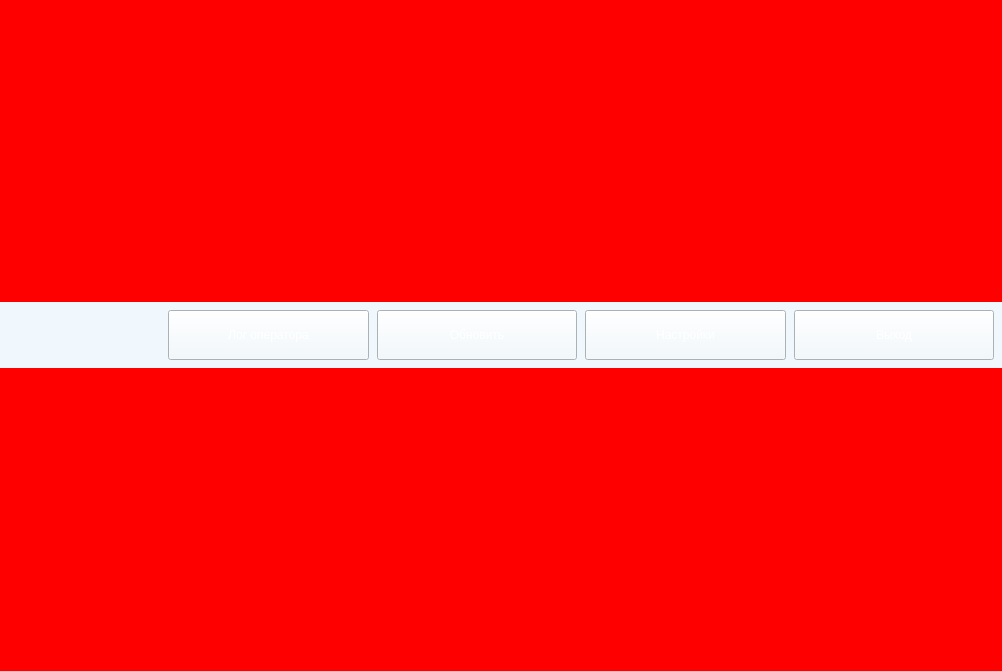
Above: mainwindow.ui from VenkarD/SecuritySystem before the change. Below: the same form after it.
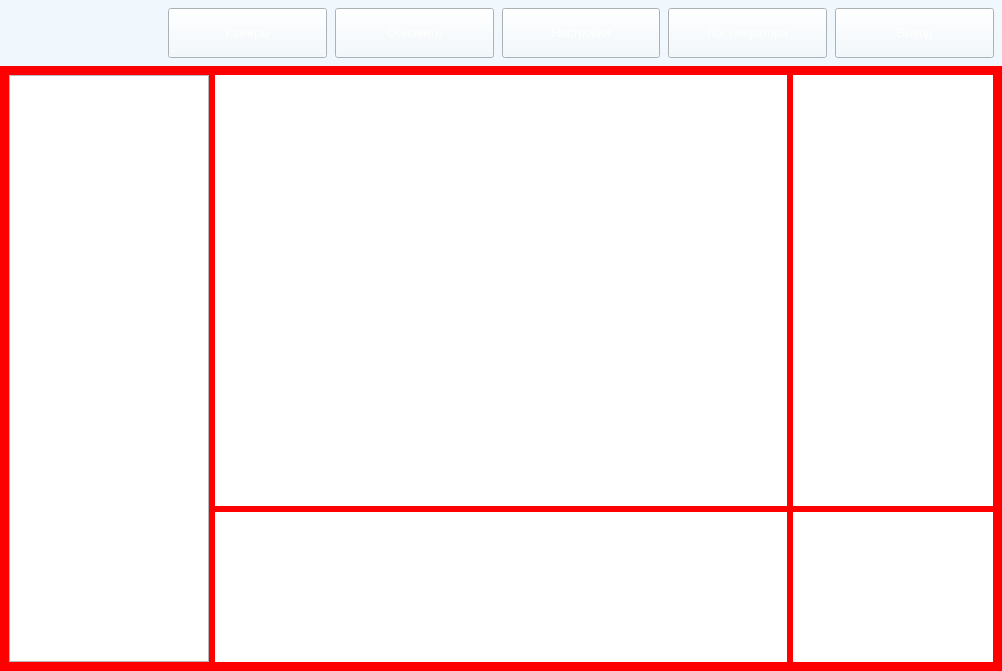
That is the form after the change. The open tabs and pages were chosen to show the change. Icons and pictures are not drawn.

Commit message: Created new layout for settings page; switching between pages

What changed in the file:
```diff
--- a/mainwindow.ui
+++ b/mainwindow.ui
@@ -28,6 +28,9 @@
 }</string>
   </property>
   <widget class="QWidget" name="centralwidget">
+   <property name="styleSheet">
+    <string notr="true"/>
+   </property>
    <layout class="QVBoxLayout" name="verticalLayout">
     <property name="spacing">
      <number>0</number>
@@ -96,6 +99,78 @@
          </property>
         </widget>
        </item>
+       <item>
+        <widget class="QPushButton" name="cameras_btn">
+         <property name="sizePolicy">
+          <sizepolicy hsizetype="Expanding" vsizetype="Expanding">
+           <horstretch>0</horstretch>
+           <verstretch>0</verstretch>
+          </sizepolicy>
+         </property>
+         <property name="styleSheet">
+          <string notr="true">background-image: url(:/everything/resources/buttonBK.jpg);
+font: 14pt &quot;MS Shell Dlg 2&quot;;
+color: rgb(255, 255, 255);</string>
+         </property>
+         <property name="text">
+          <string>Камеры</string>
+         </property>
+        </widget>
+       </item>
+       <item>
+        <widget class="QPushButton" name="refresh_btn">
+         <property name="sizePolicy">
+          <sizepolicy hsizetype="Expanding" vsizetype="Expanding">
+           <horstretch>0</horstretch>
+           <verstretch>0</verstretch>
+          </sizepolicy>
+         </property>
+         <property name="minimumSize">
+          <size>
+           <width>0</width>
+           <height>0</height>
+          </size>
+         </property>
+         <property name="styleSheet">
+          <string notr="true">background-image: url(:/everything/resources/buttonBK.jpg);
+font: 14pt &quot;MS Shell Dlg 2&quot;;
+color: rgb(255, 255, 255);</string>
+         </property>
+         <property name="text">
+          <string>Обновить</string>
+         </property>
+        </widget>
+       </item>
+       <item>
+        <widget class="QPushButton" name="settings_btn">
+         <property name="sizePolicy">
+          <sizepolicy hsizetype="Expanding" vsizetype="Expanding">
+           <horstretch>0</horstretch>
+           <verstretch>0</verstretch>
+          </sizepolicy>
+         </property>
+         <property name="minimumSize">
+          <size>
+           <width>0</width>
+           <height>0</height>
+          </size>
+         </property>
+         <property name="baseSize">
+          <size>
+           <width>0</width>
+           <height>0</height>
+          </size>
+         </property>
+         <property name="styleSheet">
+          <string notr="true">background-image: url(:/everything/resources/buttonBK.jpg);
+font: 14pt &quot;MS Shell Dlg 2&quot;;
+color: rgb(255, 255, 255);</string>
+         </property>
+         <property name="text">
+          <string>Настройки</string>
+         </property>
+        </widget>
+       </item>
        <item>
         <widget class="QPushButton" name="log_btn">
          <property name="sizePolicy">
@@ -132,60 +207,6 @@
          </property>
         </widget>
        </item>
-       <item>
-        <widget class="QPushButton" name="refresh_btn">
-         <property name="sizePolicy">
-          <sizepolicy hsizetype="Expanding" vsizetype="Expanding">
-           <horstretch>0</horstretch>
-           <verstretch>0</verstretch>
-          </sizepolicy>
-         </property>
-         <property name="minimumSize">
-          <size>
-           <width>0</width>
-           <height>0</height>
-          </size>
-         </property>
-         <property name="styleSheet">
-          <string notr="true">background-image: url(:/everything/resources/buttonBK.jpg);
-font: 14pt &quot;MS Shell Dlg 2&quot;;
-color: rgb(255, 255, 255);</string>
-         </property>
-         <property name="text">
-          <string>Обновить</string>
-         </property>
-        </widget>
-       </item>
-       <item>
-        <widget class="QPushButton" name="settings_btn">
-         <property name="sizePolicy">
-          <sizepolicy hsizetype="Expanding" vsizetype="Expanding">
-           <horstretch>0</horstretch>
-           <verstretch>0</verstretch>
-          </sizepolicy>
-         </property>
-         <property name="minimumSize">
-          <size>
-           <width>0</width>
-           <height>0</height>
-          </size>
-         </property>
-         <property name="baseSize">
-          <size>
-           <width>0</width>
-           <height>0</height>
-          </size>
-         </property>
-         <property name="styleSheet">
-          <string notr="true">background-image: url(:/everything/resources/buttonBK.jpg);
-font: 14pt &quot;MS Shell Dlg 2&quot;;
-color: rgb(255, 255, 255);</string>
-         </property>
-         <property name="text">
-          <string>Настройки</string>
-         </property>
-        </widget>
-       </item>
        <item>
         <widget class="QPushButton" name="exit_btn">
          <property name="sizePolicy">
@@ -214,7 +235,128 @@
      </widget>
     </item>
     <item>
-     <layout class="QGridLayout" name="main_grid"/>
+     <widget class="QStackedWidget" name="stacked_widget">
+      <property name="sizePolicy">
+       <sizepolicy hsizetype="Expanding" vsizetype="Expanding">
+        <horstretch>0</horstretch>
+        <verstretch>0</verstretch>
+       </sizepolicy>
+      </property>
+      <property name="currentIndex">
+       <number>0</number>
+      </property>
+      <widget class="QWidget" name="cameras_page">
+       <property name="sizePolicy">
+        <sizepolicy hsizetype="Expanding" vsizetype="Expanding">
+         <horstretch>0</horstretch>
+         <verstretch>0</verstretch>
+        </sizepolicy>
+       </property>
+       <layout class="QGridLayout" name="cameras_layout"/>
+      </widget>
+      <widget class="QWidget" name="settings_page">
+       <property name="sizePolicy">
+        <sizepolicy hsizetype="Expanding" vsizetype="Expanding">
+         <horstretch>0</horstretch>
+         <verstretch>0</verstretch>
+        </sizepolicy>
+       </property>
+       <layout class="QGridLayout" name="settings_layout">
+        <item row="0" column="2">
+         <widget class="QWidget" name="modules_container" native="true">
+          <property name="sizePolicy">
+           <sizepolicy hsizetype="Fixed" vsizetype="Expanding">
+            <horstretch>0</horstretch>
+            <verstretch>0</verstretch>
+           </sizepolicy>
+          </property>
+          <property name="minimumSize">
+           <size>
+            <width>200</width>
+            <height>0</height>
+           </size>
+          </property>
+          <property name="maximumSize">
+           <size>
+            <width>200</width>
+            <height>16777215</height>
+           </size>
+          </property>
+          <property name="styleSheet">
+           <string notr="true">background: white;</string>
+          </property>
+         </widget>
+        </item>
+        <item row="0" column="1">
+         <widget class="QWidget" name="camera_preview_label_container" native="true">
+          <property name="sizePolicy">
+           <sizepolicy hsizetype="Expanding" vsizetype="Expanding">
+            <horstretch>0</horstretch>
+            <verstretch>0</verstretch>
+           </sizepolicy>
+          </property>
+          <property name="styleSheet">
+           <string notr="true">background: white;</string>
+          </property>
+         </widget>
+        </item>
+        <item row="1" column="1">
+         <widget class="QWidget" name="module_settings_container" native="true">
+          <property name="sizePolicy">
+           <sizepolicy hsizetype="Expanding" vsizetype="Fixed">
+            <horstretch>0</horstretch>
+            <verstretch>0</verstretch>
+           </sizepolicy>
+          </property>
+          <property name="minimumSize">
+           <size>
+            <width>0</width>
+            <height>150</height>
+           </size>
+          </property>
+          <property name="maximumSize">
+           <size>
+            <width>16777215</width>
+            <height>150</height>
+           </size>
+          </property>
+          <property name="styleSheet">
+           <string notr="true">background: white;</string>
+          </property>
+         </widget>
+        </item>
+        <item row="1" column="2">
+         <widget class="QWidget" name="module_description_container" native="true">
+          <property name="styleSheet">
+           <string notr="true">background: white;</string>
+          </property>
+         </widget>
+        </item>
+        <item row="0" column="0" rowspan="2">
+         <widget class="QTreeView" name="cameras_treeview">
+          <property name="sizePolicy">
+           <sizepolicy hsizetype="Fixed" vsizetype="Expanding">
+            <horstretch>0</horstretch>
+            <verstretch>0</verstretch>
+           </sizepolicy>
+          </property>
+          <property name="minimumSize">
+           <size>
+            <width>200</width>
+            <height>0</height>
+           </size>
+          </property>
+          <property name="maximumSize">
+           <size>
+            <width>200</width>
+            <height>16777215</height>
+           </size>
+          </property>
+         </widget>
+        </item>
+       </layout>
+      </widget>
+     </widget>
     </item>
    </layout>
   </widget>
```
Left out of the diff: 8 changed lines with no effect on the pictures. The commit also changes 2 other files.
